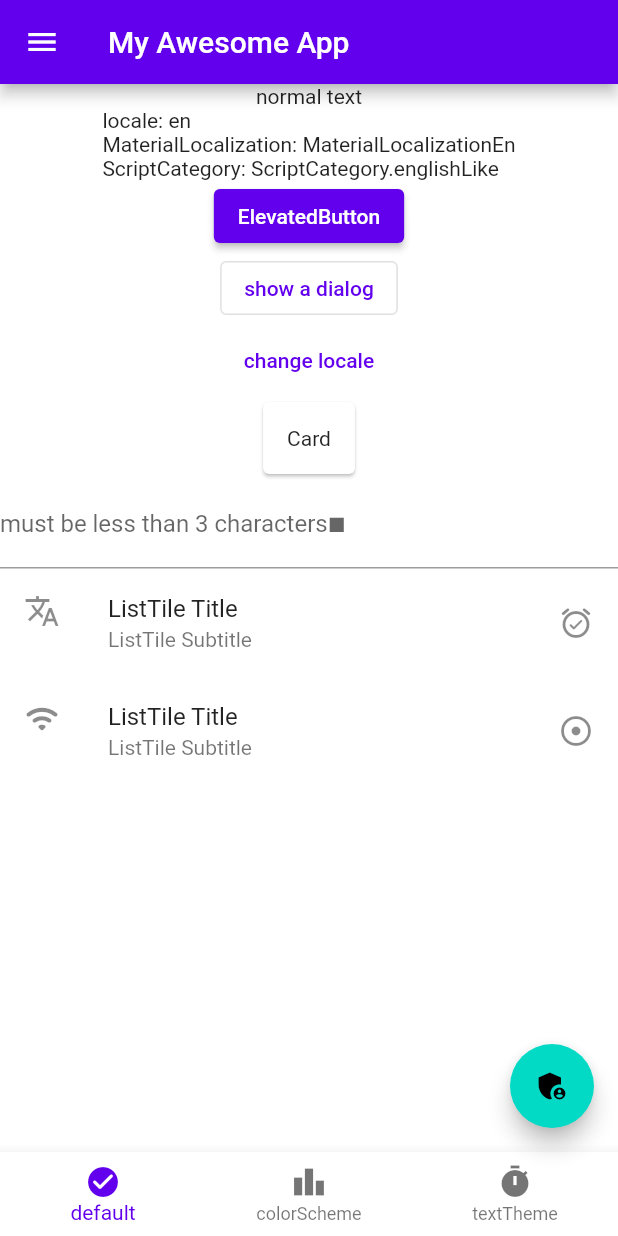
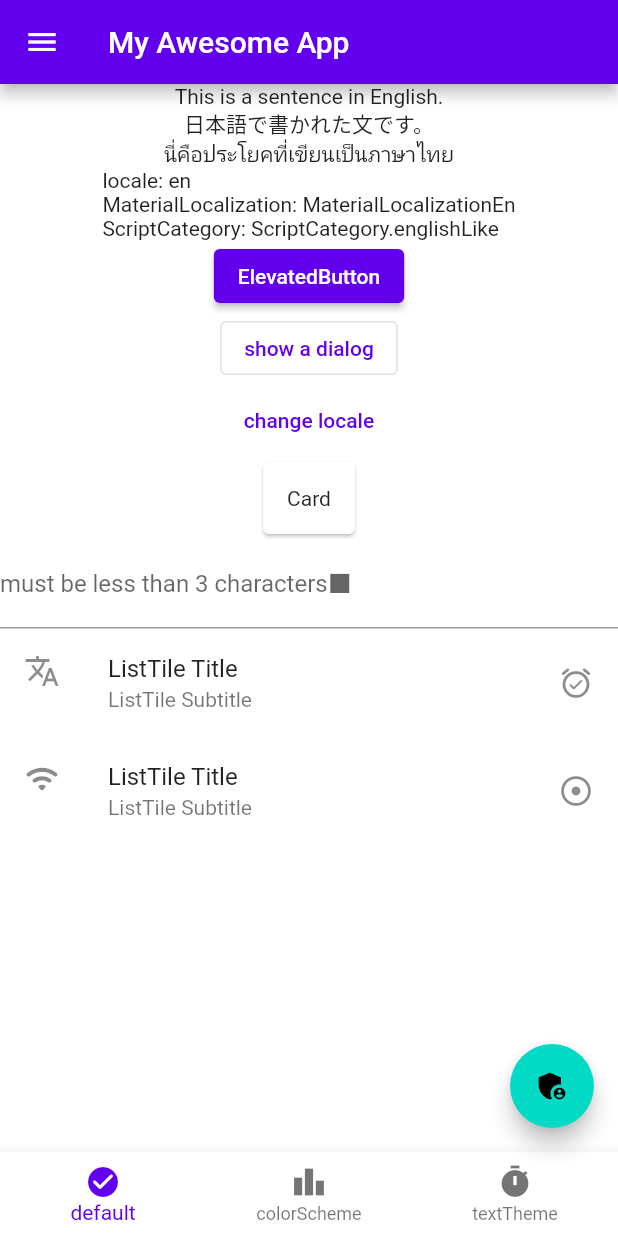
Before and after one commit to agajo/learn_flutter_material_design, a Flutter app: the screen it shows after launch, on a phone screen of 412 x 824 dp. Run offline on Flutter 3.47's test engine with Material 2 defaults, Android fonts, the phone set to English and light mode, and no system bars; our stand-ins replace google_fonts.

Commit message:
added Japanese and Thai sentences.

```diff
--- a/lib/main.dart
+++ b/lib/main.dart
@@ -87,7 +87,9 @@ class _MyAppState extends State<MyApp> {
         ),
         body: Column(
           children: [
-            Text('normal text'),
+            Text('This is a sentence in English.'),
+            Text('日本語で書かれた文です。'),
+            Text('นี่คือประโยคที่เขียนเป็นภาษาไทย'),
             Builder(
               builder: (context) {
                 final materialLocalization =
```
